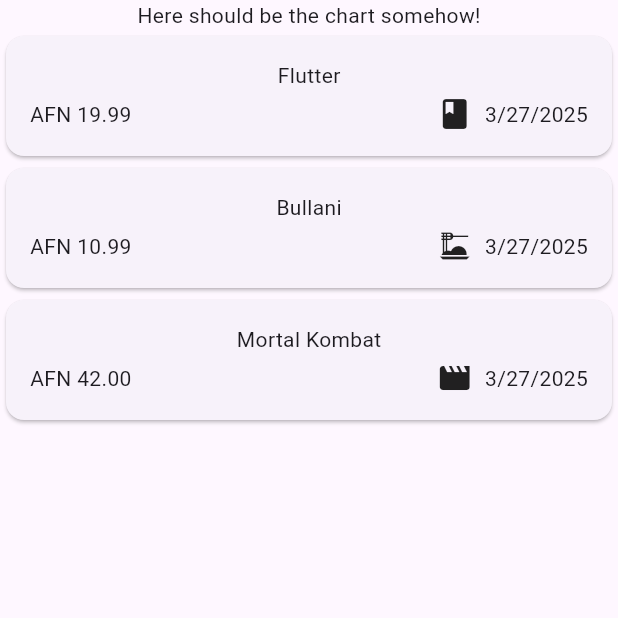
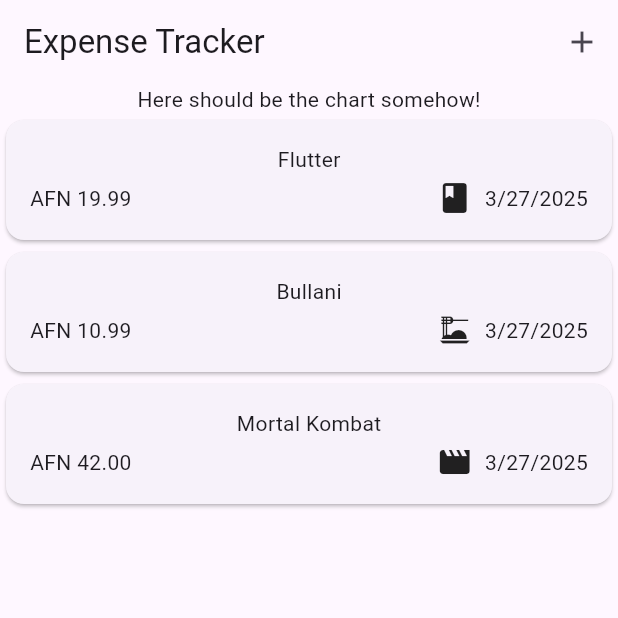
Before and after one commit to M9heb/flutter_expense_tracker, a Flutter app: the screen it shows after launch, on a phone screen of 412 x 824 dp, the top half of it. Run offline on Flutter 3.47's test engine with Material 3 defaults, Android fonts, the phone set to English and light mode, and no system bars.

Commit message:
Adds the app bar

```diff
--- a/lib/main.dart
+++ b/lib/main.dart
@@ -3,8 +3,9 @@ import 'package:expense_tracker/widgets/expenses.dart';
 
 void main() {
   runApp(
-    const MaterialApp(
-      home: Expenses(),
+    MaterialApp(
+      theme: ThemeData(useMaterial3: true),
+      home: const Expenses(),
     ),
   );
 }
--- a/lib/widgets/expenses.dart
+++ b/lib/widgets/expenses.dart
@@ -33,6 +33,10 @@ class _ExpensesState extends State<Expenses> {
   @override
   Widget build(context) {
     return Scaffold(
+        appBar: AppBar(
+          title: Text("Expense Tracker"),
+          actions: [IconButton(onPressed: () {}, icon: Icon(Icons.add))],
+        ),
         body: Column(
           children: [
             Text("Here should be the chart somehow!"),
```
Lines whose indentation alone changed are shown as unchanged.
